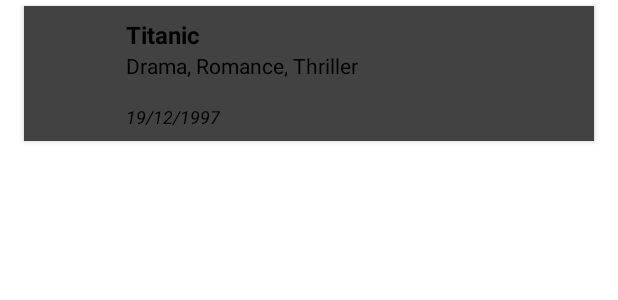
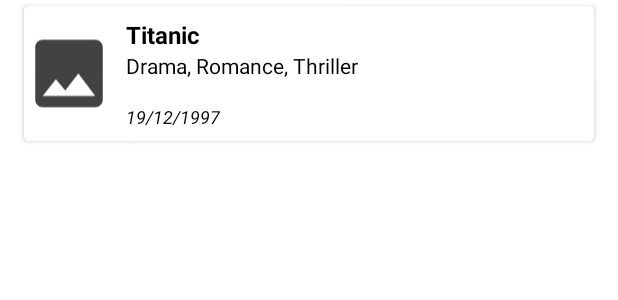
Before and after one commit to buenocorp/ArcTouch.CodeChallenge, an Android app: the layout movie_item.xml on its own in the app's theme, with its tools: preview values and no code run, on a phone screen of 412 x 824 dp. Shown: the top 300 px of the screen. Run offline under Robolectric (Android 15) with nearby library versions, the phone set to English and light mode, and no system bars.

Commit message:
modified movie_item.xml added BackgroundColor white

```diff
--- a/app/src/main/res/layout/movie_item.xml
+++ b/app/src/main/res/layout/movie_item.xml
@@ -1,5 +1,5 @@
 <?xml version="1.0" encoding="utf-8"?>
-<android.support.v7.widget.CardView xmlns:android="http://schemas.android.com/apk/res/android"
+<androidx.cardview.widget.CardView xmlns:android="http://schemas.android.com/apk/res/android"
     xmlns:app="http://schemas.android.com/apk/res-auto"
     xmlns:tools="http://schemas.android.com/tools"
     android:layout_width="match_parent"
@@ -10,8 +10,9 @@
     android:layout_marginTop="4dp"
     android:clickable="true"
     android:focusable="true"
+    app:cardBackgroundColor="@color/white"
     android:foreground="?attr/selectableItemBackground"
-    app:cardCornerRadius="0dp">
+    app:cardCornerRadius="3dp">
 
     <RelativeLayout
         android:layout_width="match_parent"
@@ -65,4 +66,4 @@
 
     </RelativeLayout>
 
-</android.support.v7.widget.CardView>
+</androidx.cardview.widget.CardView>
```
